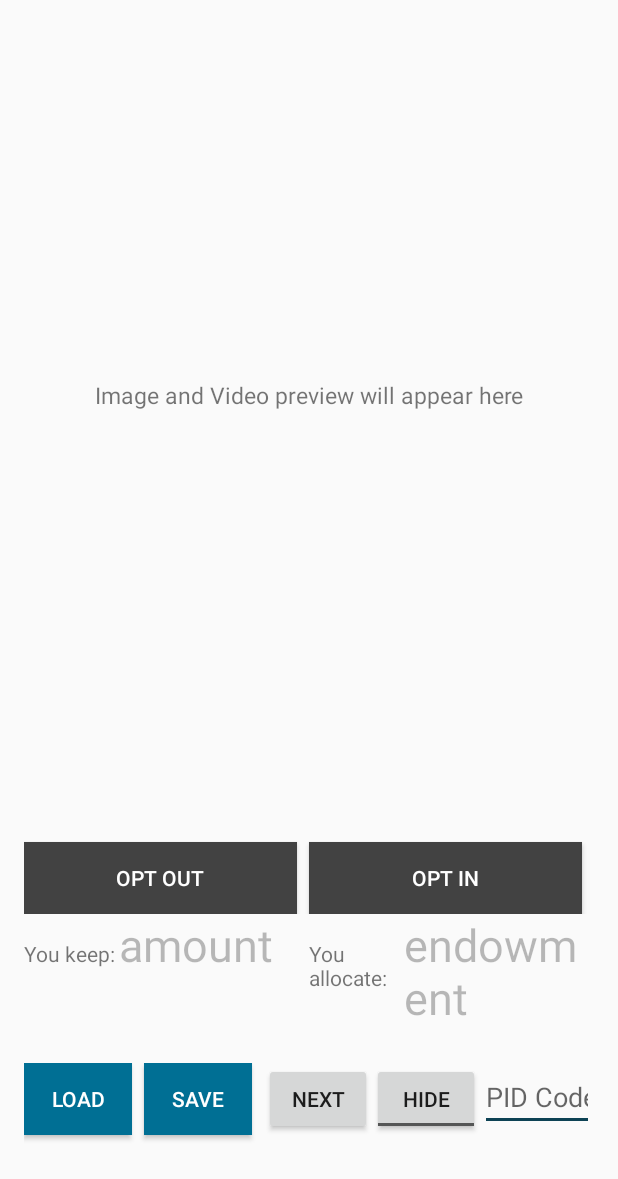
After one commit to rep2si/DieTryinSR, an Android app: the layout activity_dg_optin.xml on its own in the app's theme, with its tools: preview values and no code run, on a phone screen of 412 x 824 dp. The commit adds this screen. Shown: the top 1179 px of the screen. Run offline under Robolectric (Android 15) with nearby library versions, the phone set to English and light mode, and no system bars.

Commit message:
Add opt-out option

```diff
--- /dev/null
+++ b/app/src/main/res/layout/activity_dg_optin.xml
@@ -0,0 +1,18 @@
+<?xml version="1.0" encoding="utf-8"?>
+<android.support.constraint.ConstraintLayout xmlns:android="http://schemas.android.com/apk/res/android"
+    android:layout_width="match_parent"
+    android:layout_height="match_parent">
+
+    <android.support.design.widget.CoordinatorLayout xmlns:android="http://schemas.android.com/apk/res/android"
+        xmlns:app="http://schemas.android.com/apk/res-auto"
+        xmlns:tools="http://schemas.android.com/tools"
+        android:layout_width="match_parent"
+        android:layout_height="match_parent"
+        tools:context="com.codytross.dietryinsr.MainActivity">
+
+        <include layout="@layout/content_dg_optin" />
+
+    </android.support.design.widget.CoordinatorLayout>
+
+
+</android.support.constraint.ConstraintLayout>
--- /dev/null
+++ b/app/src/main/res/layout/content_dg_optin.xml
@@ -0,0 +1,186 @@
+<?xml version="1.0" encoding="utf-8"?>
+<android.support.constraint.ConstraintLayout xmlns:android="http://schemas.android.com/apk/res/android"
+    xmlns:app="http://schemas.android.com/apk/res-auto"
+    xmlns:tools="http://schemas.android.com/tools"
+    android:layout_width="match_parent"
+    android:layout_height="match_parent">
+
+    <LinearLayout
+        android:layout_width="match_parent"
+        android:layout_height="match_parent"
+        android:orientation="vertical"
+        android:padding="@dimen/activity_margin"
+        app:layout_behavior="@string/appbar_scrolling_view_behavior"
+        tools:context="com.codytross.dietryinsr.MainActivity"
+        tools:showIn="@layout/activity_main">
+
+        <LinearLayout
+            android:layout_width="match_parent"
+            android:layout_height="0dp"
+            android:layout_weight="5"
+            android:orientation="horizontal">
+
+            <TextView
+                android:id="@+id/txt_desc2"
+                android:layout_width="match_parent"
+                android:layout_height="match_parent"
+                android:gravity="center"
+                android:padding="10dp"
+                android:text="@string/preview_description"
+                android:textSize="15dp" />
+
+            <ImageView
+                android:id="@+id/imgPreview2"
+                android:layout_width="match_parent"
+                android:layout_height="match_parent"
+                android:layout_marginTop="10dp"
+                android:layout_marginRight="@dimen/dimen_8"
+                android:gravity="center"
+                android:padding="5dp"
+                android:scaleType="centerCrop"
+                android:visibility="gone" />
+        </LinearLayout>
+
+        <LinearLayout
+            android:layout_width="match_parent"
+            android:layout_height="0dp"
+            android:layout_weight="1"
+            android:gravity="bottom">
+
+            <Button
+                android:id="@+id/btnOptOut"
+                android:layout_width="wrap_content"
+                android:layout_height="wrap_content"
+                android:layout_marginRight="@dimen/dimen_8"
+                android:layout_weight="1"
+                android:background="@color/cardview_dark_background"
+                android:foreground="?attr/selectableItemBackground"
+                android:text="Opt Out"
+                android:textColor="@android:color/white" />
+
+            <Button
+                android:id="@+id/btnOptIn"
+                android:layout_width="wrap_content"
+                android:layout_height="wrap_content"
+                android:layout_marginRight="@dimen/dimen_8"
+                android:layout_weight="1"
+                android:background="@color/cardview_dark_background"
+                android:foreground="?attr/selectableItemBackground"
+                android:text="Opt In"
+                android:textColor="@android:color/white" />
+        </LinearLayout>
+
+        <LinearLayout
+            android:layout_width="match_parent"
+            android:layout_height="0dp"
+            android:layout_weight="1">
+
+            <TextView
+                android:id="@+id/optout_label"
+                android:layout_width="0dp"
+                android:layout_height="wrap_content"
+                android:layout_weight="1"
+                android:text="@string/endowment_label" />
+
+            <TextView
+                android:id="@+id/optout_amount"
+                android:layout_width="0dp"
+                android:layout_height="wrap_content"
+                android:layout_weight="2"
+                android:alpha="0.5"
+                android:text="amount"
+                android:textSize="30dp" />
+
+            <TextView
+                android:id="@+id/endowment_label"
+                android:layout_width="0dp"
+                android:layout_height="wrap_content"
+                android:layout_weight="1"
+                android:text="@string/optin_label" />
+
+            <TextView
+                android:id="@+id/endowment"
+                android:layout_width="0dp"
+                android:layout_height="wrap_content"
+                android:layout_weight="2"
+                android:alpha="0.5"
+                android:text="endowment"
+                android:textSize="30dp" />
+        </LinearLayout>
+
+        <LinearLayout
+            android:layout_width="match_parent"
+            android:layout_height="0dp"
+            android:layout_weight="1"
+            android:orientation="horizontal"
+            android:weightSum="7">
+
+            <!-- Load button -->
+            <Button
+                android:id="@+id/btnLoad"
+                android:layout_width="wrap_content"
+                android:layout_height="wrap_content"
+                android:layout_marginRight="@dimen/dimen_8"
+                android:layout_weight="1"
+                android:background="@color/colorPrimary"
+                android:foreground="?attr/selectableItemBackground"
+                android:text="Load"
+                android:textColor="@android:color/white"
+                tools:text="Load" />
+
+
+            <android.support.design.widget.TextInputEditText
+                android:id="@+id/person_id"
+                android:layout_width="wrap_content"
+                android:layout_height="wrap_content"
+                android:hint="P"
+                android:visibility="gone" />
+
+            <android.support.design.widget.TextInputEditText
+                android:id="@+id/person_id_new"
+                android:layout_width="wrap_content"
+                android:layout_height="wrap_content"
+                android:hint="P"
+                android:visibility="gone" />
+
+            <Button
+                android:id="@+id/btnSave"
+                android:layout_width="wrap_content"
+                android:layout_height="wrap_content"
+                android:layout_marginRight="@dimen/dimen_8"
+                android:layout_weight="1"
+                android:background="@color/colorPrimary"
+                android:foreground="?attr/selectableItemBackground"
+                android:text="Save"
+                android:textColor="@android:color/white"
+                tools:text="Save" />
+
+            <Button
+                android:id="@+id/buttonNext"
+                android:layout_width="wrap_content"
+                android:layout_height="wrap_content"
+                android:layout_weight="1"
+                android:text="Next" />
+
+            <ToggleButton
+                android:id="@+id/toggleButton"
+                android:layout_width="wrap_content"
+                android:layout_height="wrap_content"
+                android:layout_weight="1"
+                android:text="ToggleButton"
+                android:textOff="Hide"
+                android:textOn="Show" />
+
+            <android.support.design.widget.TextInputEditText
+                android:id="@+id/game_id"
+                android:layout_width="wrap_content"
+                android:layout_height="wrap_content"
+                android:layout_weight="3"
+                android:hint="PID Code Here"
+                android:inputType="textCapCharacters" />
+
+        </LinearLayout>
+
+
+    </LinearLayout>
+</android.support.constraint.ConstraintLayout>
--- a/app/src/main/res/values/integers.xml
+++ b/app/src/main/res/values/integers.xml
@@ -1,3 +1,4 @@
 <resources>
     <integer name="endowmentInt">100</integer>
+    <integer name="optOutInt">75</integer>
 </resources>
--- a/app/src/main/res/values/strings.xml
+++ b/app/src/main/res/values/strings.xml
@@ -10,4 +10,5 @@
     <string name="title_notifications">Notifications</string>
     <string name="endowment_label">You keep: </string>
     <string name="offer_label">You give: </string>
+    <string name="optin_label">You allocate: </string>
 </resources>
```
Also changed, not shown: app/src/main/java/com/codytross/dietryinsr/dg.java (+128 -14 lines).
